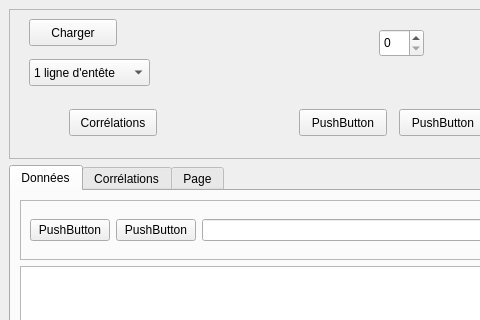
This is mainwindow.ui in jmichault/mini-statistiko as Qt 5 draws it before an edit; both pictures show x 0 to 480 and y 0 to 320 of the 872 by 614 pixel window. The edited form follows.
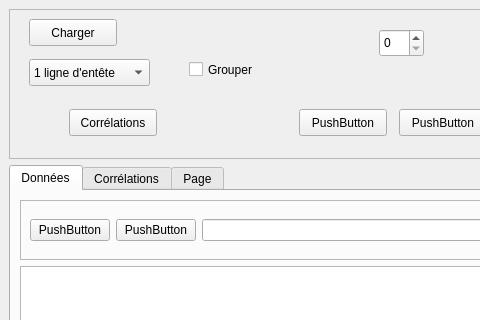
This is the edited form.

Commit message: travail en cours sur corrélations.

```diff
--- a/mainwindow.ui
+++ b/mainwindow.ui
@@ -163,6 +163,19 @@
         </property>
        </item>
       </widget>
+      <widget class="QCheckBox" name="CBGroupe">
+       <property name="geometry">
+        <rect>
+         <x>180</x>
+         <y>50</y>
+         <width>85</width>
+         <height>21</height>
+        </rect>
+       </property>
+       <property name="text">
+        <string>Grouper</string>
+       </property>
+      </widget>
      </widget>
     </item>
     <item>
```
Left out of the diff: 2 changed lines with no effect on the pictures. The commit also changes 2 other files.
